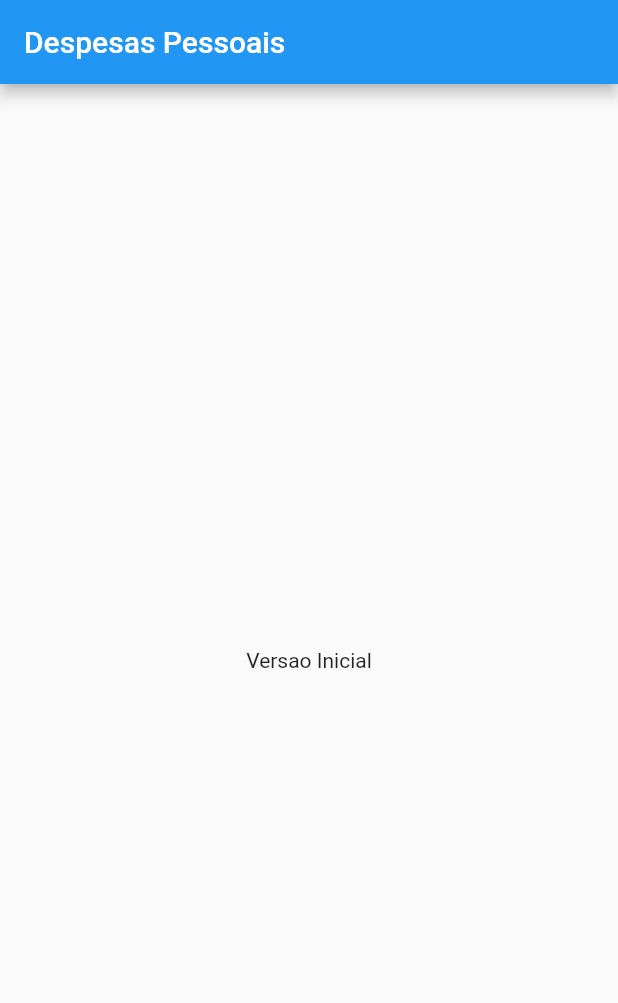
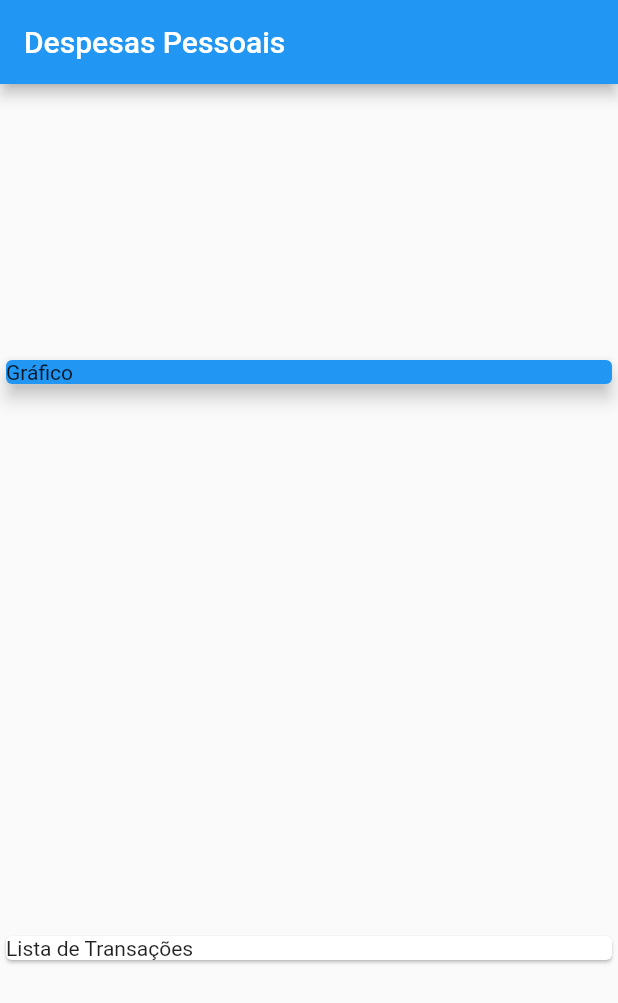
Before and after one commit to ZeusMoreira/expenses, a Flutter app: the screen it shows after launch, on a phone screen of 412 x 824 dp. Shown: the top 1003 px of the screen. Run offline on Flutter 3.47's test engine with Material 2 defaults, Android fonts, the phone set to English and light mode, and no system bars.

Commit message:
Criacao da classe Transaction e instanciando ela no main.dart

```diff
--- a/lib/main.dart
+++ b/lib/main.dart
@@ -1,3 +1,4 @@
+import 'package:expenses/models/transaction.dart';
 import 'package:flutter/material.dart';
 
 main() => runApp(const ExpensesApp());
@@ -8,7 +9,8 @@ class ExpensesApp extends StatelessWidget {
 
   @override
   Widget build(BuildContext context) {
-    return const MaterialApp(
+    return MaterialApp(
+      debugShowCheckedModeBanner: false,
       home: MyHomePage(),
     );
   }
@@ -16,7 +18,22 @@ class ExpensesApp extends StatelessWidget {
 
 // Aqui definimos nossa MyHomePage inicial
 class MyHomePage extends StatelessWidget {
-  const MyHomePage({Key? key}) : super(key: key);
+  MyHomePage({Key? key}) : super(key: key);
+
+  final _transactions = [
+    Transaction(
+      id: 't1',
+      title: 'Novo Tênis de Corrida',
+      value: 310.76,
+      date: DateTime.now(),
+    ),
+    Transaction(
+      id: 't2',
+      title: 'Conta de Luz',
+      value: 211.30,
+      date: DateTime.now(),
+    ),
+  ];
 
   @override
   Widget build(BuildContext context) {
@@ -24,9 +41,23 @@ class MyHomePage extends StatelessWidget {
       appBar: AppBar(
         title: const Text('Despesas Pessoais'),
       ),
-      body: const Center(
-        child: Text('Versao Inicial'),
-        ),
+      body: Column(
+        mainAxisAlignment: MainAxisAlignment.spaceAround,
+        crossAxisAlignment: CrossAxisAlignment.stretch,
+        children: [
+          Container(
+            width: double.infinity,
+            child: const Card(
+              color: Colors.blue,
+              child: Text('Gráfico'),
+              elevation: 5,
+            ),
+          ),
+          const Card(
+            child: Text('Lista de Transações'),
+          )
+        ],
+      ),
     );
   }
 }
--- /dev/null
+++ b/lib/models/transaction.dart
@@ -0,0 +1,13 @@
+class Transaction {
+  final String id;
+  final String title;
+  final double value;
+  final DateTime date;
+
+  Transaction({
+    required this.id,
+    required this.title,
+    required this.value,
+    required this.date,
+  });
+}
```
